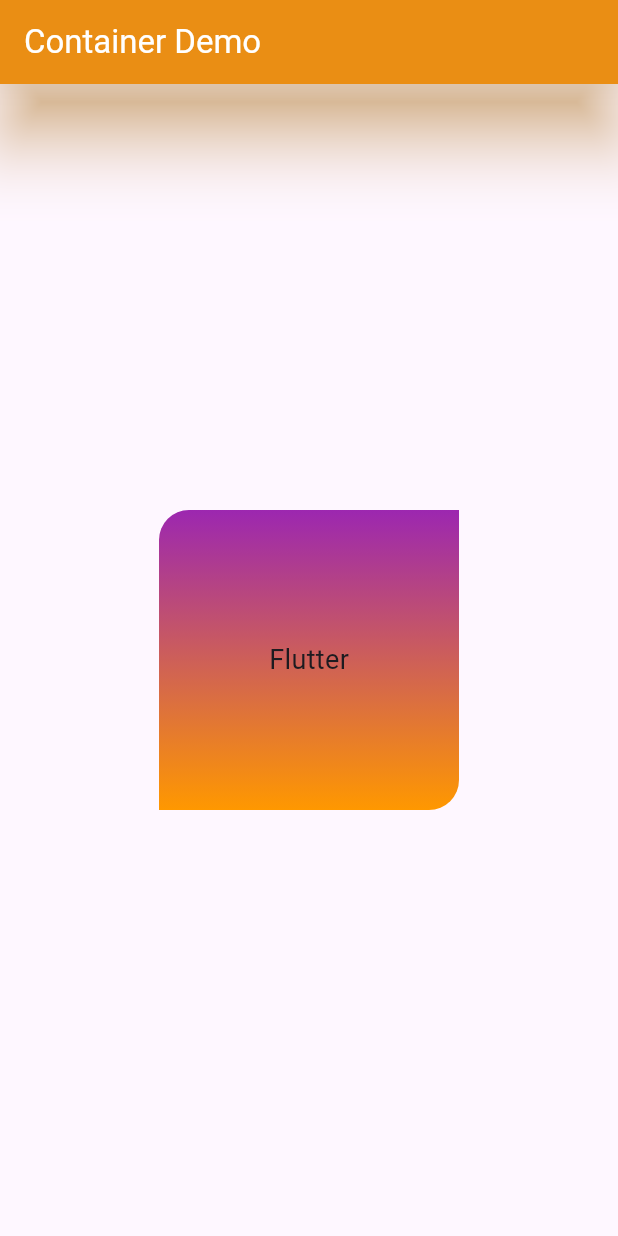
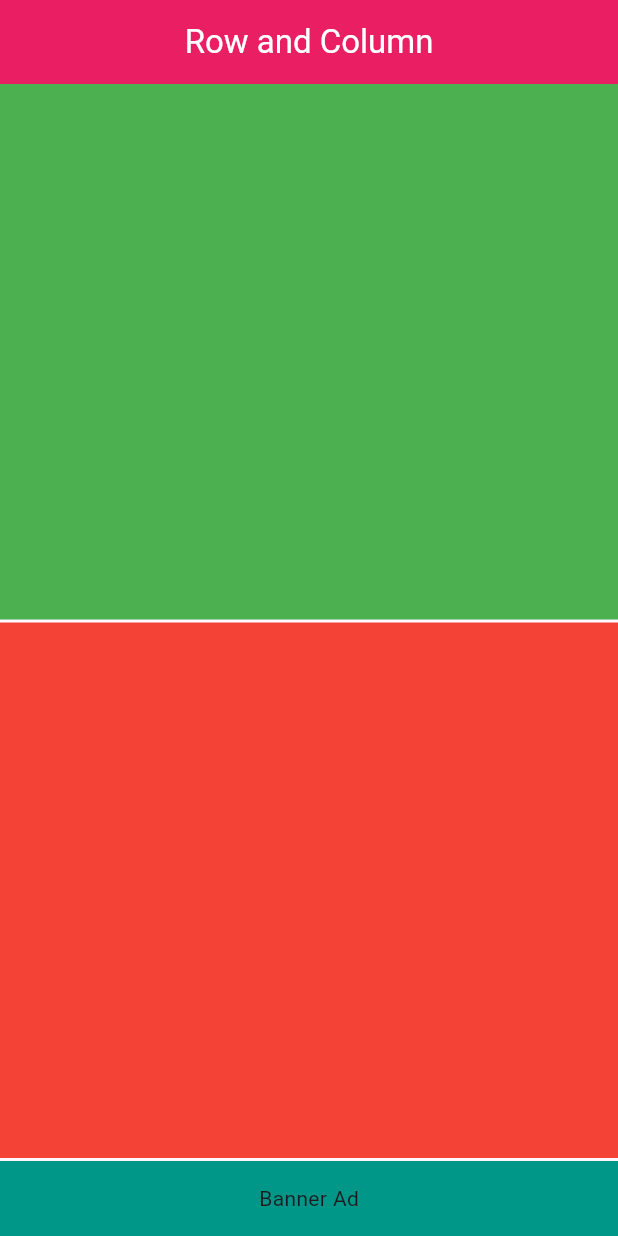
Before and after one commit to abidroid/flutter_online_june_project, a Flutter app: the screen it shows after launch, on a phone screen of 412 x 824 dp. Run offline on Flutter 3.47's test engine with Material 3 defaults, Android fonts, the phone set to English and light mode, and no system bars.

Commit message:
row and column

```diff
--- a/lib/main.dart
+++ b/lib/main.dart
@@ -1,5 +1,6 @@
 import 'package:flutter/material.dart';
-import 'package:flutter_online_june_project/screens/container_demo_screen.dart';
+import 'package:flutter_online_june_project/screens/first_screen.dart';
+import 'package:flutter_online_june_project/screens/row_and_column_demo_screen.dart';
 
 
 void main() {
@@ -17,7 +18,7 @@ class MyApp extends StatelessWidget {
       theme: ThemeData(
         colorScheme: ColorScheme.fromSeed(seedColor: Colors.deepPurple),
       ),
-      home: const ContainerDemoScreen(), // Launcher screen
+      home: const RowAndColumnDemoScreen() // Launcher screen
     );
   }
 }
--- a/lib/screens/first_screen.dart
+++ b/lib/screens/first_screen.dart
@@ -16,17 +16,19 @@ class FirstScreen extends StatelessWidget {
         centerTitle: true,
       ),
 
-      body: Text("Flutter is fun ",
+      body: SingleChildScrollView(
+        child: Text("Flutter is fun Flutter is fun Flutter is fun Flutter is fun Flutter is fun Flutter is fun Flutter is fun Flutter is fun Flutter is fun Flutter is fun Flutter is fun Flutter is fun Flutter is fun The End  ",
 
           style: TextStyle(
             color: Colors.purple,
-          fontSize: 20,
+            fontSize: 60,
             fontWeight: FontWeight.bold,
             fontStyle: FontStyle.italic,
             backgroundColor: Colors.yellow,
           ),
 
         ),
+      ),
     );
   }
 }
--- /dev/null
+++ b/lib/screens/row_and_column_demo_screen.dart
@@ -0,0 +1,32 @@
+import 'package:flutter/material.dart';
+
+class RowAndColumnDemoScreen extends StatelessWidget {
+  const RowAndColumnDemoScreen({super.key});
+
+  @override
+  Widget build(BuildContext context) {
+    return Scaffold(
+      appBar: AppBar(
+        title: const Text('Row and Column'),
+        backgroundColor: Colors.pink,
+        foregroundColor: Colors.white,
+        centerTitle: true,
+      ),
+      body: Column(
+        crossAxisAlignment: CrossAxisAlignment.stretch,
+        spacing: 2,
+
+        children: [
+
+          Expanded(child: Container(color: Colors.green)),
+
+          Expanded(child: Container(color: Colors.red)),
+
+          Container(
+              alignment: Alignment.center,
+              height: 50, color: Colors.teal, child: Text('Banner Ad')),
+        ],
+      ),
+    );
+  }
+}
```
Lines whose indentation alone changed are shown as unchanged.
